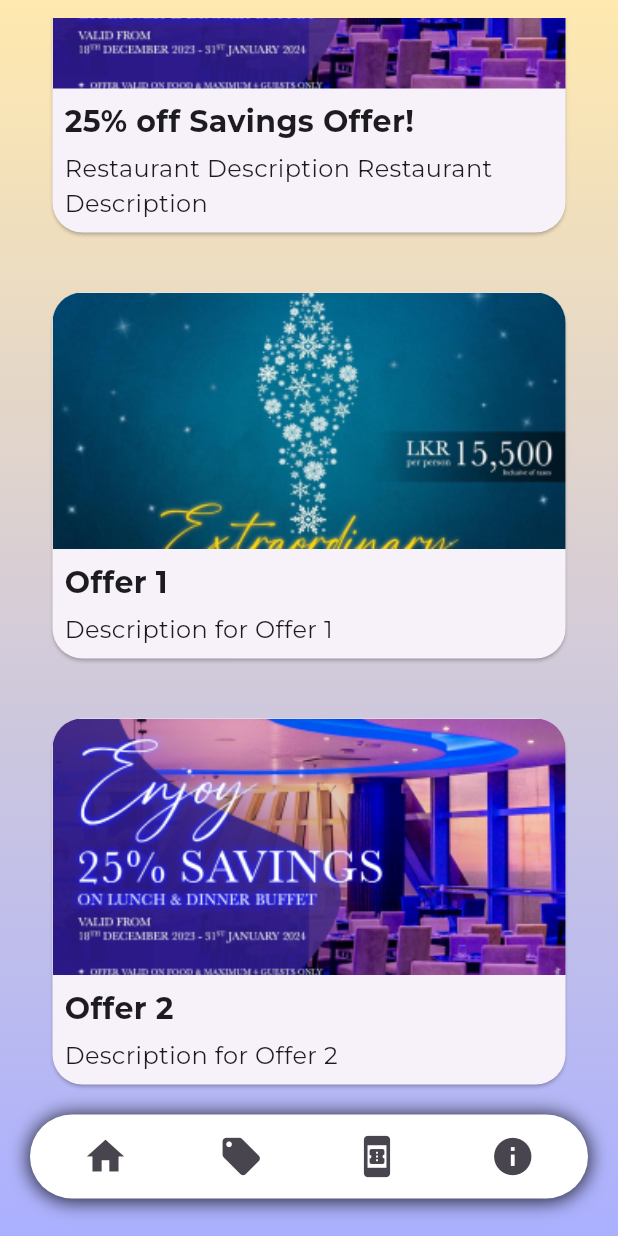
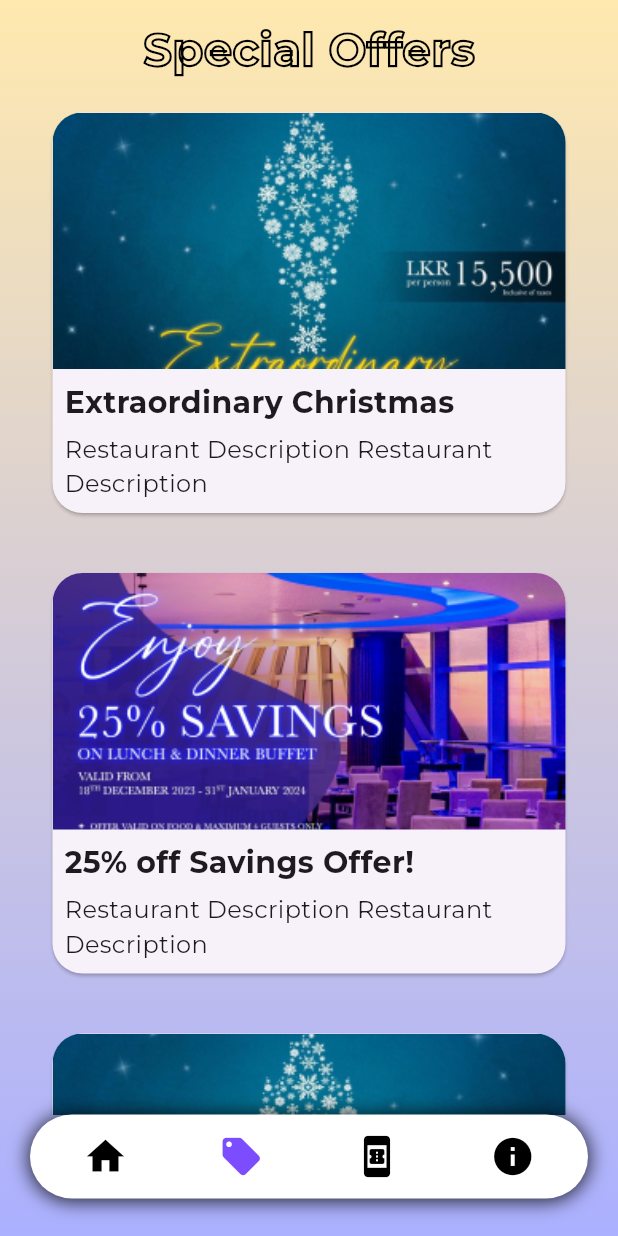
Before and after one commit to Dannansilva/Blue_orbit_mobileApp, a Flutter app: the screen it shows after launch, scrolled down 494 dp, after a tap on the "local offer" icon, on a phone screen of 412 x 824 dp. Run offline on Flutter 3.47's test engine with Material 3 defaults, Android fonts, the phone set to English and light mode, and no system bars; our stand-ins replace google_fonts.

Commit message:
navbar created as component

```diff
--- a/blue_orbit_mobileapp/lib/Components/Bottom_navbar.dart
+++ b/blue_orbit_mobileapp/lib/Components/Bottom_navbar.dart
@@ -41,7 +41,9 @@ class BottomNavBar extends StatelessWidget {
               icon: Icon(
                 icons[index],
                 size: 30,
-                color: currentIndex == index ? Colors.blue : Colors.black,
+                color: currentIndex == index
+                    ? Colors.deepPurpleAccent
+                    : Colors.black,
               ),
             ),
           ),
--- a/blue_orbit_mobileapp/lib/Special_offers.dart
+++ b/blue_orbit_mobileapp/lib/Special_offers.dart
@@ -1,5 +1,6 @@
-// ignore_for_file: prefer_const_constructors
+// ignore_for_file: prefer_const_constructors, prefer_const_literals_to_create_immutables
 
+import 'package:blue_orbit_mobileapp/Components/Bottom_navbar.dart';
 import 'package:flutter/material.dart';
 import 'package:flutter/widgets.dart';
 
@@ -79,52 +80,21 @@ class _SpecialOfferState extends State<SpecialOffer> {
           ),
         ),
         //navbar
-      bottomNavigationBar: Padding(
-        padding: const EdgeInsets.only(bottom: 25.0),
-        child: Container(
-          height: 56,
-          padding: EdgeInsets.all(5),
-          margin: EdgeInsets.symmetric(horizontal: 20),
-          decoration: BoxDecoration(
-            color: Colors.white,
-            borderRadius: BorderRadius.circular(35),
-            boxShadow: [
-              BoxShadow(
-                color: Colors.black.withOpacity(0.8),
-                spreadRadius: 1,
-                blurRadius: 10,
-                offset: Offset(0, 1),
-              ),
+        bottomNavigationBar: BottomNavBar(
+          icons: [
+            Icons.home,
+            Icons.local_offer,
+            Icons.book_online,
+            Icons.info,
           ],
-          ),
-          child: Row(
-            mainAxisAlignment: MainAxisAlignment.spaceAround,
-            children: [
-              IconButton(
-                onPressed: () {},
-                icon: Icon(Icons.home),
-                iconSize: 30,
-              ),
-              IconButton(
-                onPressed: () {},
-                icon: Icon(Icons.local_offer),
-                iconSize: 30,
-              ),
-              IconButton(
-                onPressed: () {},
-                icon: Icon(Icons.book_online),
-                iconSize: 30,
-              ),
-              IconButton(
-                onPressed: () {},
-                icon: Icon(Icons.info),
-                iconSize: 30,
-              )
+          onPressed: [
+            () => Navigator.pushNamed(context, '/intro'),
+            () => Navigator.pushNamed(context, '/offer'),
+            () => Navigator.pushNamed(context, '/intro2'),
+            () => Navigator.pushNamed(context, '/guest'),
           ],
-          ),
-        ),
-      ),
-    );
+          currentIndex: 1,
+        ));
   }
 }
 
--- a/blue_orbit_mobileapp/lib/main.dart
+++ b/blue_orbit_mobileapp/lib/main.dart
@@ -29,6 +29,7 @@ class MyApp extends StatelessWidget {
         '/intro': (context) => const intro(),
         '/intro2': (context) => const intro2(),
         '/guest': (context) => const Guest(),
+        '/offer': (context) => const SpecialOffer(),
       },
     );
   }
```
Lines whose indentation alone changed are shown as unchanged.
